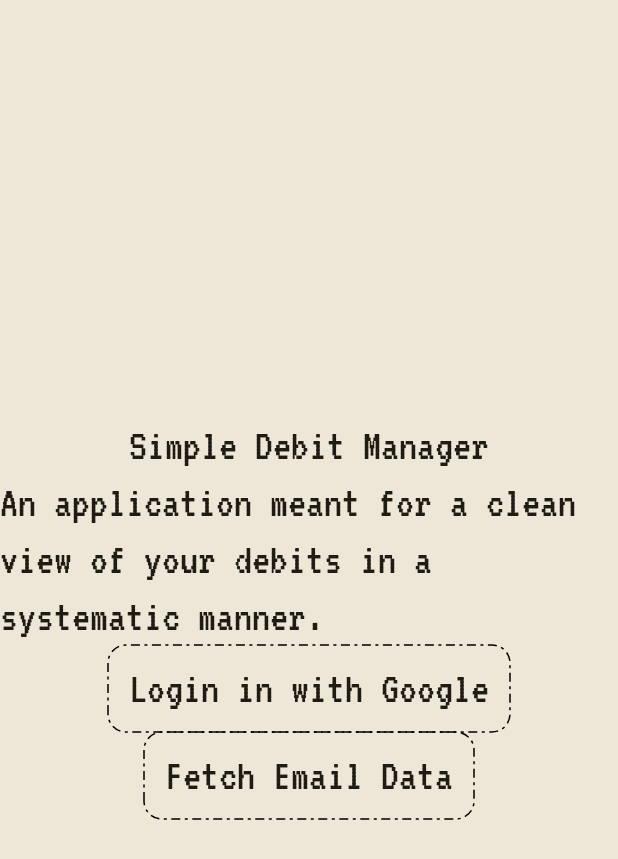
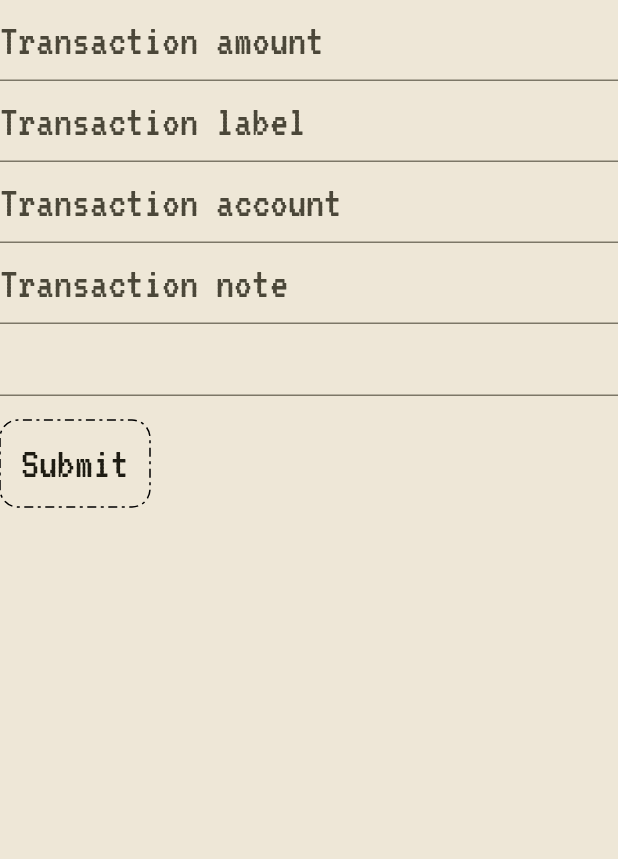
Before and after one commit to itsautfullday/email_credit_tracker, a Flutter app: the screen it shows after launch, on a phone screen of 412 x 824 dp. Shown: the top 859 px of the screen. Run offline on Flutter 3.47's test engine with Material 2 defaults, Android fonts, the phone set to English and light mode, and no system bars; drawn by our look-alikes of date_field, dotted_border; our stand-ins replace firebase_core, google_fonts, google_sign_in, googleapis_auth; missing offline and left inert: extension_google_sign_in_as_googleapis_auth, googleapis; accounts and stored records are empty.

Commit message:
First view of transaction create update view

```diff
--- a/lib/model/AutoIngestionManager.dart
+++ b/lib/model/AutoIngestionManager.dart
@@ -78,8 +78,8 @@
   }
 
   void ingestTransactionsFromEmail() async {
-    ingestTransactionsFromFile();
-    return;
+    // ingestTransactionsFromFile();
+    // return;
     if (manager == null) {
       throw Exception('Email Manager not set!');
     }
@@ -96,18 +96,18 @@
     }
   }
 
-  void ingestTransactionsFromFile() async {
-    List<String> filesToRead = [
-      'alerts@hdfcbank.net0',
-      'alerts@hdfcbank.net1',
-    ];
+  // void ingestTransactionsFromFile() async {
+  //   List<String> filesToRead = [
+  //     'alerts@hdfcbank.net0',
+  //     'alerts@hdfcbank.net1',
+  //   ];
 
-    for (int i = 0; i < filesToRead.length; i++) {
-      String name = filesToRead[i];
-      String fileContent = await FileUtil.readFile(name);
-      Map<String, dynamic> json = jsonDecode(fileContent);
-      EmailContent email = EmailContent.fromJson(json);
-      addTransactionFromEmail(email, {});
-    }
-  }
+  //   for (int i = 0; i < filesToRead.length; i++) {
+  //     String name = filesToRead[i];
+  //     String fileContent = await FileUtil.readFile(name);
+  //     Map<String, dynamic> json = jsonDecode(fileContent);
+  //     EmailContent email = EmailContent.fromJson(json);
+  //     addTransactionFromEmail(email, {});
+  //   }
+  // }
 }
--- /dev/null
+++ b/lib/view/TransactionCreateUpdate.dart
@@ -0,0 +1,162 @@
+import 'package:email_credit_tracker/model/Transaction.dart';
+import 'package:email_credit_tracker/model/TransactionsManager.dart';
+import 'package:email_credit_tracker/view/CommonWidgets/DottedButton.dart';
+import 'package:date_field/date_field.dart';
+import 'package:flutter/material.dart';
+
+/// Flutter code sample for [Form].
+
+class CreateUpdateTransaction extends StatelessWidget {
+  CreateUpdateTransaction({super.key, this.transaction});
+  final Transaction? transaction;
+
+  @override
+  Widget build(BuildContext context) {
+    return Scaffold(
+        body: Center(child: CreateUpdateForm(transaction: transaction)));
+  }
+}
+
+class CreateUpdateForm extends StatefulWidget {
+  CreateUpdateForm({super.key, this.transaction});
+  final Transaction? transaction;
+
+  @override
+  State<CreateUpdateForm> createState() =>
+      _CreateUpdateFormState(transaction: transaction);
+}
+
+class _CreateUpdateFormState extends State<CreateUpdateForm> {
+  bool isCreateForm = true;
+  final GlobalKey<FormState> _formKey = GlobalKey<FormState>();
+  Transaction? transaction;
+
+  _CreateUpdateFormState({this.transaction}) {
+    this.isCreateForm = (transaction == null);
+  }
+
+  @override
+  Widget build(BuildContext context) {
+    int? amount;
+    String account = "";
+    String label = "";
+    String note = "";
+    DateTime? date;
+
+    if (!isCreateForm) {
+      amount = transaction!.amount!;
+      account = transaction!.account!;
+      label = transaction!.label!;
+      note = transaction!.note!;
+      date = DateTime.fromMillisecondsSinceEpoch(transaction!.timestamp!);
+    }
+
+    return Container(
+      alignment: Alignment.bottomCenter,
+      child: Form(
+        key: _formKey,
+        child: Column(
+          crossAxisAlignment: CrossAxisAlignment.start,
+          children: <Widget>[
+            TextFormField(
+              onSaved: (newValue) => amount = int.tryParse(newValue!)!,
+              initialValue: amount == null ? null : amount!.toString(),
+              style: Theme.of(context).textTheme.titleLarge,
+              decoration: const InputDecoration(
+                hintText: 'Transaction amount',
+              ),
+              validator: (String? value) {
+                if (value == null || value.isEmpty) {
+                  return 'Please enter some text';
+                }
+                if (double.tryParse(value) == null) {
+                  return 'Please enter a valid number';
+                }
+                return null;
+              },
+            ),
+            TextFormField(
+              style: Theme.of(context).textTheme.titleLarge,
+              onSaved: (newValue) => label = newValue!,
+              initialValue: label,
+              decoration: const InputDecoration(
+                hintText: 'Transaction label',
+              ),
+              validator: (String? value) {
+                if (value == null || value.isEmpty) {
+                  return 'Please enter some text';
+                }
+                return null;
+              },
+            ),
+            TextFormField(
+              style: Theme.of(context).textTheme.titleLarge,
+              initialValue: account,
+              onSaved: (newValue) => account = newValue!,
+              decoration: const InputDecoration(
+                hintText: 'Transaction account',
+              ),
+              validator: (String? value) {
+                if (value == null || value.isEmpty) {
+                  return 'Please enter some text';
+                }
+                return null;
+              },
+            ),
+            TextFormField(
+              style: Theme.of(context).textTheme.titleLarge,
+              initialValue: note,
+              onSaved: (newValue) => note = newValue!,
+              decoration: const InputDecoration(
+                hintText: 'Transaction note',
+              ),
+              validator: (String? value) {
+                return null;
+              },
+            ),
+            DateTimeFormField(
+              // decoration: const InputDecoration(
+              //   hintStyle: TextStyle(color: Colors.black45),
+              //   errorStyle: TextStyle(color: Colors.redAccent),
+              //   border: OutlineInputBorder(),
+              //   suffixIcon: Icon(Icons.event_note),
+              //   labelText: 'Only time',
+              // ),
+              mode: DateTimeFieldPickerMode.time,
+              initialDate: date,
+              autovalidateMode: AutovalidateMode.always,
+              validator: (e) =>
+                  (e?.day ?? 0) == 1 ? 'Please not the first day' : null,
+              onSaved: (newValue) => date = newValue,
+            ),
+            Padding(
+              padding: const EdgeInsets.symmetric(vertical: 16.0),
+              // child: ElevatedButton(
+              //   onPressed: () {
+              //     // Validate will return true if the form is valid, or false if
+              //     // the form is invalid.
+              //     if (_formKey.currentState!.validate()) {}
+              //   },
+              //   child: const Text('Submit'),
+              // ),
+              child: DottedButton(
+                text: 'Submit',
+                onPressed: () {
+                  if (_formKey.currentState!.validate()) {
+                    _formKey.currentState!.save();
+                    if (isCreateForm) {
+                      transaction = Transaction(amount, label, account, note,
+                          date!.millisecondsSinceEpoch);
+                      TransactionsManager.instance
+                          .addTransactionToMasterList(transaction!);
+                    }
+                  }
+                },
+              ),
+            ),
+          ],
+        ),
+      ),
+    );
+  }
+}
--- a/pubspec.yaml
+++ b/pubspec.yaml
@@ -42,12 +42,14 @@
   dotted_border: ^2.1.0
   googleapis: ^11.4.0
   extension_google_sign_in_as_googleapis_auth: ^2.0.11
+  date_field: 3.0.5
   google_sign_in: ^6.1.6
   googleapis_auth: ^1.4.1
   json_annotation: ^4.8.1
   html: ^0.15.4
   http: ^1.1.0
   intl: ^0.18.0
+
 
 dev_dependencies:
   flutter_test:
```
Also changed, not shown: lib/main.dart (+15 -1 lines), lib/model/GmailManager.dart (+11 -0 lines), lib/model/TransactionsManager.dart (+7 -1 lines), lib/view/TransactionView.dart (added, +9 -0 lines), pubspec.lock.
